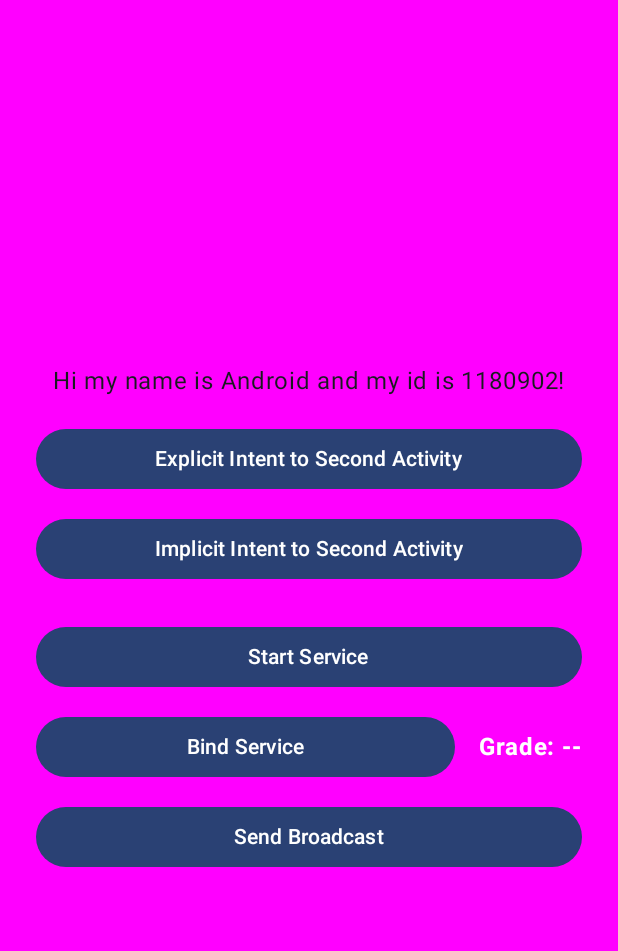
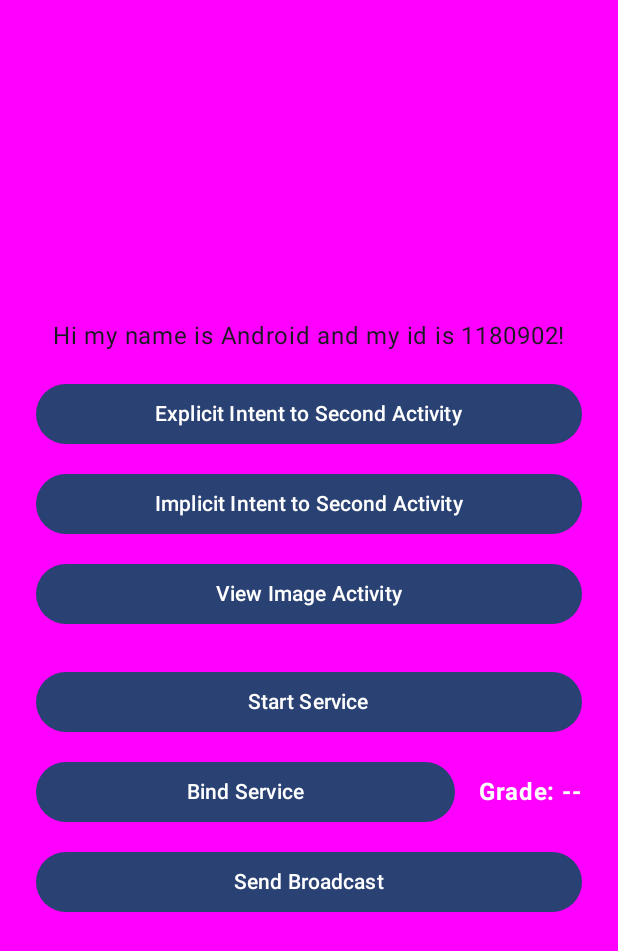
Before and after one commit to NashatKNDSU/CS412AndroidApp, an Android app built with Jetpack Compose: the screen it shows after launch (MainActivity), on a phone screen of 412 x 824 dp. Shown: the top 951 px of the screen. Run offline under Robolectric (Android 15) with nearby library versions, the phone set to English and light mode, and no system bars.

Commit message:
Assignment 5

```diff
--- a/app/src/main/java/com/example/greetingcard/MainActivity.kt
+++ b/app/src/main/java/com/example/greetingcard/MainActivity.kt
@@ -32,7 +32,6 @@ import androidx.compose.ui.unit.dp
 import androidx.compose.ui.unit.sp
 import androidx.core.content.ContextCompat
 import com.example.greetingcard.ui.theme.GreetingCardTheme
-import com.example.greetingcard.second_activity
 
 class MainActivity : ComponentActivity() {
     override fun onCreate(savedInstanceState: Bundle?) {
@@ -84,12 +83,13 @@ fun Greeting(name: String, id: Int, modifier: Modifier = Modifier) {
         val receiver = MyBroadcastReceiver()
         val filter = IntentFilter(customAction)
 
-        // Register the dynamic broadcast receiver safely based on Android version
-        if (Build.VERSION.SDK_INT >= Build.VERSION_CODES.TIRAMISU) {
-            context.registerReceiver(receiver, filter, Context.RECEIVER_NOT_EXPORTED)
-        } else {
-            context.registerReceiver(receiver, filter)
-        }
+        // Handles Android 13/14+ export flags cleanly and silences the lint error
+        ContextCompat.registerReceiver(
+            context,
+            receiver,
+            filter,
+            ContextCompat.RECEIVER_NOT_EXPORTED
+        )
 
         // Acts like onDestroy/onStop to clean up resources and prevent memory leaks
         onDispose {
@@ -155,6 +155,19 @@ fun Greeting(name: String, id: Int, modifier: Modifier = Modifier) {
                 modifier = Modifier.fillMaxWidth()
             ) {
                 Text("Implicit Intent to Second Activity")
+            }
+
+            Spacer(modifier = Modifier.height(12.dp))
+
+            // --- NEW CODE: Launch Third Activity Button ---
+            Button(
+                onClick = {
+                    val thirdIntent = Intent(context, ThirdActivity::class.java)
+                    context.startActivity(thirdIntent)
+                },
+                modifier = Modifier.fillMaxWidth()
+            ) {
+                Text("View Image Activity")
             }
 
             Spacer(modifier = Modifier.height(24.dp))
```
Also changed, not shown: app/src/main/AndroidManifest.xml (+7 -0 lines), app/src/main/java/com/example/greetingcard/ThirdActivity.kt (added, +90 -0 lines), app/src/main/res/layout/activity_third_activtity.xml (added, +10 -0 lines), gradle/wrapper/gradle-wrapper.properties.
